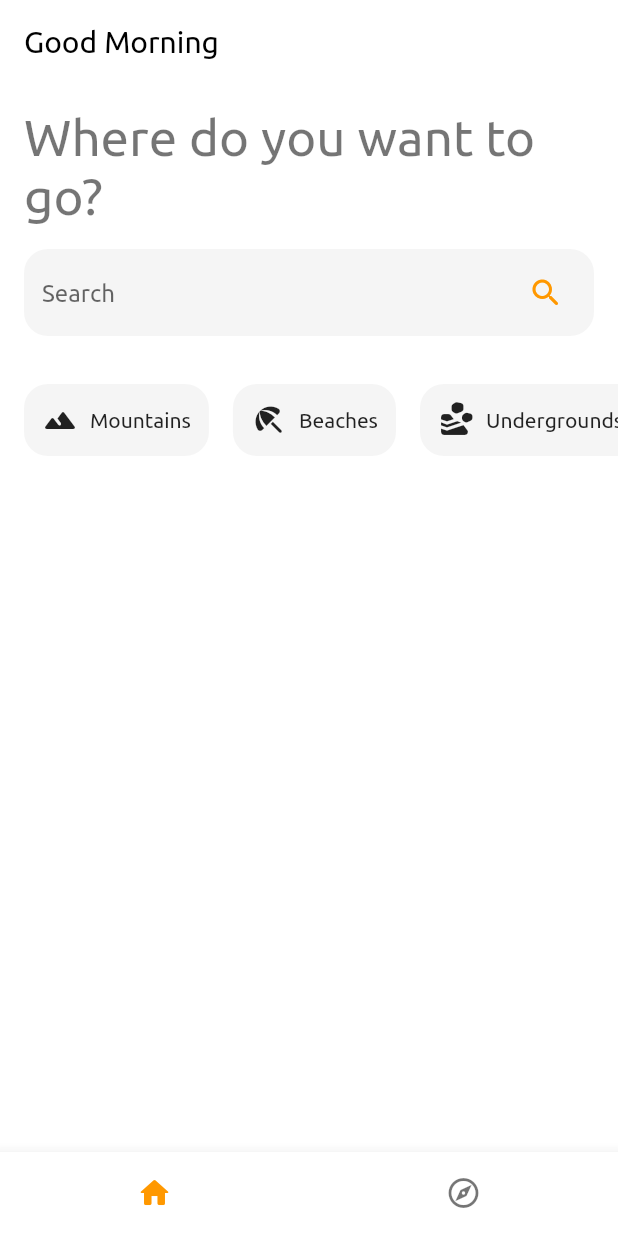
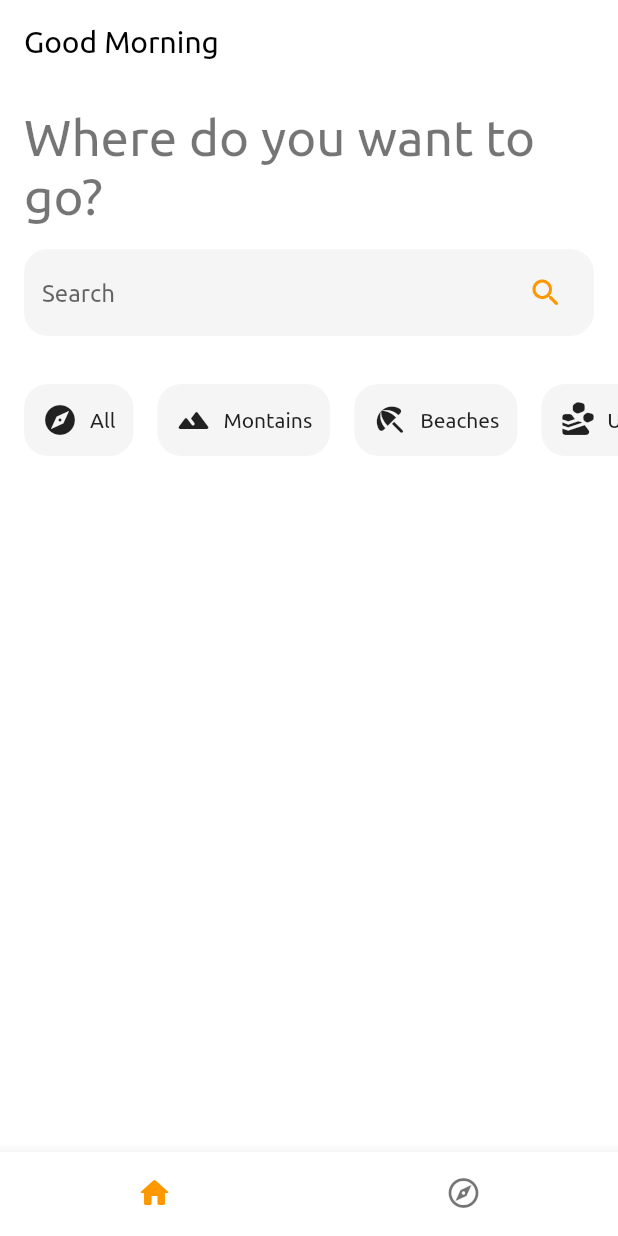
Before and after one commit to rezaageng/adventurers_guild, a Flutter app: the screen it shows after launch, on a phone screen of 412 x 824 dp. Run offline on Flutter 3.47's test engine with Material 2 defaults, Android fonts, the phone set to English and light mode, and no system bars.

Commit message:
feat(home): :sparkles: splitting widgets

```diff
--- a/lib/widgets/categories.dart
+++ b/lib/widgets/categories.dart
@@ -1,32 +1,9 @@
 import 'package:flutter/material.dart';
+
+import 'category.dart';
 
 class Categories extends StatelessWidget {
   const Categories({Key? key}) : super(key: key);
-
-  Widget _buildCategory(
-      BuildContext context, String title, IconData icon, List<double> margin) {
-    return Container(
-      margin: EdgeInsets.only(left: margin[0], right: margin[1]),
-      child: Material(
-        color: Theme.of(context).cardTheme.color,
-        borderRadius: BorderRadius.circular(16),
-        child: InkWell(
-          borderRadius: BorderRadius.circular(16),
-          onTap: () {},
-          child: Padding(
-            padding: const EdgeInsets.all(12),
-            child: Row(
-              children: [
-                Icon(icon),
-                const SizedBox(width: 8),
-                Text(title),
-              ],
-            ),
-          ),
-        ),
-      ),
-    );
-  }
 
   @override
   Widget build(BuildContext context) {
@@ -36,14 +13,26 @@ class Categories extends StatelessWidget {
         physics: const BouncingScrollPhysics(),
         scrollDirection: Axis.horizontal,
         child: Row(
-          children: [
-            _buildCategory(
-                context, 'Mountains', Icons.landscape_rounded, [16, 8]),
-            _buildCategory(
-                context, 'Beaches', Icons.beach_access_rounded, [8, 8]),
-            _buildCategory(
-                context, 'Undergrounds', Icons.landslide_rounded, [8, 8]),
-            _buildCategory(context, 'Forests', Icons.forest_rounded, [8, 16]),
+          children: const [
+            Category(
+              title: 'All',
+              icon: Icons.explore_rounded,
+              marginLeft: 16,
+            ),
+            Category(
+              title: 'Montains',
+              icon: Icons.landscape_rounded,
+            ),
+            Category(
+              title: 'Beaches',
+              icon: Icons.beach_access_rounded,
+            ),
+            Category(title: 'Undergrounds', icon: Icons.landslide_rounded),
+            Category(
+              title: 'Forests',
+              icon: Icons.forest_rounded,
+              marginRight: 16,
+            ),
           ],
         ),
       ),
--- /dev/null
+++ b/lib/widgets/category.dart
@@ -0,0 +1,41 @@
+import 'package:flutter/material.dart';
+
+class Category extends StatelessWidget {
+  final String title;
+  final IconData icon;
+  final double marginLeft;
+  final double marginRight;
+
+  const Category({
+    Key? key,
+    required this.title,
+    required this.icon,
+    this.marginLeft = 8,
+    this.marginRight = 8,
+  }) : super(key: key);
+
+  @override
+  Widget build(BuildContext context) {
+    return Container(
+      margin: EdgeInsets.only(left: marginLeft, right: marginRight),
+      child: Material(
+        color: Theme.of(context).cardTheme.color,
+        borderRadius: BorderRadius.circular(16),
+        child: InkWell(
+          borderRadius: BorderRadius.circular(16),
+          onTap: () {},
+          child: Padding(
+            padding: const EdgeInsets.all(12),
+            child: Row(
+              children: [
+                Icon(icon),
+                const SizedBox(width: 8),
+                Text(title),
+              ],
+            ),
+          ),
+        ),
+      ),
+    );
+  }
+}
```
